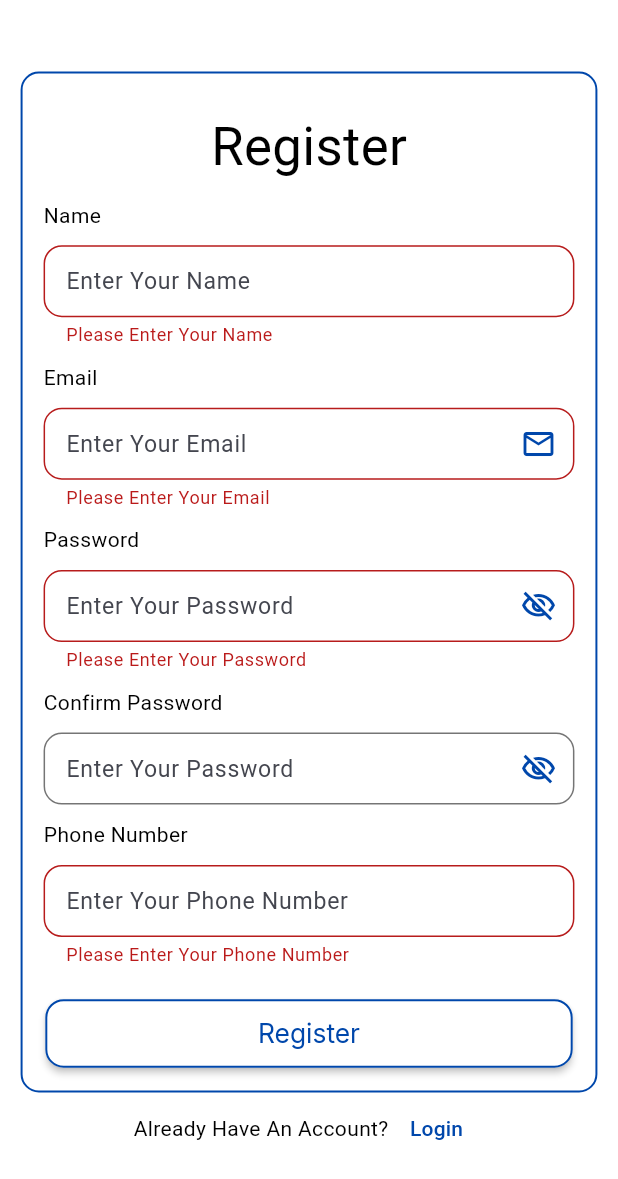
After one commit to KarimYasser15/kafa2a, a Flutter app: the UserRegisterScreen screen opened by its route, after a tap on "Register", on a phone screen of 412 x 824 dp. The commit adds this screen. Shown: the top 1179 px of the screen. Run offline on Flutter 3.47's test engine with Material 3 defaults, Android fonts, the phone set to English and light mode, and no system bars; our stand-ins replace email_validator, flutter_screenutil, google_fonts.

Commit message:
Finished UI of user registration

```diff
--- a/lib/config/routes_manager.dart
+++ b/lib/config/routes_manager.dart
@@ -1,10 +1,12 @@
 import 'package:flutter/material.dart';
 import 'package:kafa2a/features/auth/login/view/login_screen.dart';
+import 'package:kafa2a/features/auth/register/view/user_register_screen.dart';
 import 'package:kafa2a/features/onboarding/onboarding_screen.dart';
 
 class RoutesManager {
   static const String onBoarding = '/onboarding';
   static const String login = "/login";
+  static const String registerUser = "/registerUser";
   static Route? router(RouteSettings settings) {
     switch (settings.name) {
       case onBoarding:
@@ -16,6 +18,10 @@ class RoutesManager {
           builder: (context) => LoginScreen(),
           settings: settings,
         );
+      case registerUser:
+        return MaterialPageRoute(
+          builder: (context) => UserRegisterScreen(),
+        );
     }
     return null;
   }
--- a/lib/config/strings_manager.dart
+++ b/lib/config/strings_manager.dart
@@ -6,8 +6,14 @@ class StringsManager {
   static const String login = "Login";
   static const String email = "Email";
   static const String password = "Password";
+  static const String confirmPassword = "Confirm Password";
   static const String enterYourEmail = "Enter Your Email";
   static const String enterYourPassword = "Enter Your Password";
   static const String dontHaveAnAccount = "Don't Have An Account?";
+  static const String alreadyHaveAnAccount = "Already Have An Account?";
+  static const String enterYourPhoneNumber = "Enter Your Phone Number";
+  static const String enterYourName = "Enter Your Name";
   static const String register = "Register";
+  static const String name = "Name";
+  static const String phoneNumber = "Phone Number";
 }
--- a/lib/core/messages.dart
+++ b/lib/core/messages.dart
@@ -2,6 +2,9 @@ class Messages {
   static const String emailRequired = "Please Enter Your Email";
   static const String invalidEmail = "Please Enter a Valid Email";
   static const String passwordRequired = "Please Enter Your Password";
+  static const String passwordsDontMatch = "Passwords Don't Match";
   static const String passwordIsSmall =
       "Password must be at least 6 characters";
+  static const String nameRequired = "Please Enter Your Name";
+  static const String phoneNumberRequired = "Please Enter Your Phone Number";
 }
--- a/lib/core/validators.dart
+++ b/lib/core/validators.dart
@@ -20,4 +20,26 @@ class Validators {
     }
     return null;
   }
+
+  static String? validateConfirmationPasswords(
+      String? password, String? confirmPassword) {
+    if (password != confirmPassword) {
+      return Messages.passwordsDontMatch;
+    }
+    return null;
+  }
+
+  static String? validateName(String? name) {
+    if (name == null || name.trim().isEmpty) {
+      return Messages.nameRequired;
+    }
+    return null;
+  }
+
+  static String? validatePhoneNumber(String? phoneNumber) {
+    if (phoneNumber == null || phoneNumber.trim().isEmpty) {
+      return Messages.phoneNumberRequired;
+    }
+    return null;
+  }
 }
--- /dev/null
+++ b/lib/core/widgets/default_text_form_field.dart
@@ -0,0 +1,42 @@
+import 'package:flutter/material.dart';
+import 'package:flutter_screenutil/flutter_screenutil.dart';
+import 'package:kafa2a/config/colors_manager.dart';
+
+class DefaultTextFormField extends StatelessWidget {
+  DefaultTextFormField(
+      {super.key,
+      required this.controller,
+      required this.validator,
+      required this.hintText});
+  String? Function(String?)? validator;
+  TextEditingController controller;
+  String hintText;
+  @override
+  Widget build(BuildContext context) {
+    return TextFormField(
+        controller: controller,
+        validator: validator,
+        style: TextStyle(fontSize: 14.sp),
+        decoration: InputDecoration(
+          hintText: hintText,
+          hintStyle: TextStyle(fontSize: 14.sp),
+          contentPadding: EdgeInsets.symmetric(horizontal: 10.w),
+          enabledBorder: OutlineInputBorder(
+            borderRadius: BorderRadius.circular(12.r),
+            borderSide: BorderSide(color: Colors.black54),
+          ),
+          border: OutlineInputBorder(
+            borderRadius: BorderRadius.circular(12.r),
+            borderSide: BorderSide(color: ColorsManager.blue),
+          ),
+          errorBorder: OutlineInputBorder(
+            borderRadius: BorderRadius.circular(12.r),
+            borderSide: BorderSide(color: Colors.red.shade900),
+          ),
+          focusedBorder: OutlineInputBorder(
+            borderSide: BorderSide(color: ColorsManager.blue),
+            borderRadius: BorderRadius.circular(12.r),
+          ),
+        ));
+  }
+}
--- a/lib/features/auth/login/view/login_screen.dart
+++ b/lib/features/auth/login/view/login_screen.dart
@@ -2,7 +2,9 @@ import 'package:flutter/material.dart';
 import 'package:flutter_screenutil/flutter_screenutil.dart';
 import 'package:kafa2a/config/app_styles.dart';
 import 'package:kafa2a/config/colors_manager.dart';
+import 'package:kafa2a/config/routes_manager.dart';
 import 'package:kafa2a/config/strings_manager.dart';
+import 'package:kafa2a/core/validators.dart';
 import 'package:kafa2a/features/auth/login/view/widgets/email_form_field.dart';
 import 'package:kafa2a/features/auth/login/view/widgets/password_form_field.dart';
 
@@ -63,6 +65,8 @@ class _LoginScreenState extends State<LoginScreen> {
                         SizedBox(height: 10.h),
                         PasswordFormField(
                           controller: passwordController,
+                          validator: (password) =>
+                              Validators.validatePassword(password),
                         ),
                         SizedBox(
                           height: 20.h,
@@ -84,7 +88,13 @@ class _LoginScreenState extends State<LoginScreen> {
                 children: [
                   Text(StringsManager.dontHaveAnAccount),
                   TextButton(
-                      onPressed: () {}, child: Text(StringsManager.register)),
+                      onPressed: () {
+                        if (userType == "user") {
+                          Navigator.pushNamed(
+                              context, RoutesManager.registerUser);
+                        }
+                      },
+                      child: Text(StringsManager.register)),
                 ],
               )
             ],
--- a/lib/features/auth/login/view/widgets/password_form_field.dart
+++ b/lib/features/auth/login/view/widgets/password_form_field.dart
@@ -5,8 +5,10 @@ import 'package:kafa2a/config/strings_manager.dart';
 import 'package:kafa2a/core/validators.dart';
 
 class PasswordFormField extends StatefulWidget {
-  PasswordFormField({super.key, required this.controller});
+  PasswordFormField(
+      {super.key, required this.controller, required this.validator});
   TextEditingController controller;
+  String? Function(String?)? validator;
   @override
   State<PasswordFormField> createState() => _PasswordFormFieldState();
 }
@@ -20,7 +22,7 @@ class _PasswordFormFieldState extends State<PasswordFormField> {
   Widget build(BuildContext context) {
     return TextFormField(
         controller: widget.controller,
-        validator: (value) => Validators.validatePassword(value),
+        validator: widget.validator,
         obscureText: isVisible,
         style: TextStyle(fontSize: 14.sp),
         decoration: InputDecoration(
--- /dev/null
+++ b/lib/features/auth/register/view/user_register_screen.dart
@@ -0,0 +1,128 @@
+import 'package:flutter/material.dart';
+import 'package:flutter_screenutil/flutter_screenutil.dart';
+import 'package:kafa2a/config/app_styles.dart';
+import 'package:kafa2a/config/colors_manager.dart';
+import 'package:kafa2a/config/strings_manager.dart';
+import 'package:kafa2a/core/validators.dart';
+import 'package:kafa2a/core/widgets/default_text_form_field.dart';
+import 'package:kafa2a/features/auth/login/view/widgets/email_form_field.dart';
+import 'package:kafa2a/features/auth/login/view/widgets/password_form_field.dart';
+
+class UserRegisterScreen extends StatelessWidget {
+  UserRegisterScreen({super.key});
+  var formKey = GlobalKey<FormState>();
+  TextEditingController passwordController = TextEditingController();
+  TextEditingController confirmPasswordController = TextEditingController();
+  TextEditingController emailController = TextEditingController();
+  TextEditingController nameController = TextEditingController();
+  TextEditingController phoneNumberController = TextEditingController();
+
+  @override
+  Widget build(BuildContext context) {
+    return Scaffold(
+      body: SafeArea(
+        child: Center(
+          child: SingleChildScrollView(
+            child: Column(
+              mainAxisAlignment: MainAxisAlignment.center,
+              children: [
+                Container(
+                  alignment: Alignment.center,
+                  width: 350.w,
+                  decoration: BoxDecoration(
+                      borderRadius: BorderRadius.circular(12.r),
+                      border:
+                          Border.all(color: ColorsManager.blue, width: 1.2.w)),
+                  child: Padding(
+                    padding: EdgeInsets.all(14.0),
+                    child: Form(
+                      key: formKey,
+                      child: Column(
+                        mainAxisAlignment: MainAxisAlignment.center,
+                        crossAxisAlignment: CrossAxisAlignment.start,
+                        children: [
+                          Padding(padding: EdgeInsets.only(top: 10.h)),
+                          Center(
+                              child: Text(
+                            StringsManager.register,
+                            style: AppStyles.onBoarding.copyWith(
+                                fontSize: 32.sp, fontWeight: FontWeight.normal),
+                          )),
+                          SizedBox(
+                            height: 10.h,
+                          ),
+                          Text(StringsManager.name),
+                          SizedBox(height: 10.h),
+                          DefaultTextFormField(
+                            controller: nameController,
+                            hintText: StringsManager.enterYourName,
+                            validator: (name) => Validators.validateName(name),
+                          ),
+                          SizedBox(
+                            height: 10.h,
+                          ),
+                          Text(StringsManager.email),
+                          SizedBox(height: 10.h),
+                          EmailFormField(
+                            controller: emailController,
+                          ),
+                          SizedBox(height: 10.h),
+                          Text(StringsManager.password),
+                          SizedBox(height: 10.h),
+                          PasswordFormField(
+                            controller: passwordController,
+                            validator: (password) =>
+                                Validators.validatePassword(password),
+                          ),
+                          SizedBox(height: 10.h),
+                          Text(StringsManager.confirmPassword),
+                          SizedBox(height: 10.h),
+                          PasswordFormField(
+                            controller: confirmPasswordController,
+                            validator: (confirmPassord) =>
+                                Validators.validateConfirmationPasswords(
+                                    passwordController.text, confirmPassord),
+                          ),
+                          SizedBox(
+                            height: 10.h,
+                          ),
+                          Text(StringsManager.phoneNumber),
+                          SizedBox(height: 10.h),
+                          DefaultTextFormField(
+                            controller: phoneNumberController,
+                            hintText: StringsManager.enterYourPhoneNumber,
+                            validator: (phoneNumber) =>
+                                Validators.validatePhoneNumber(phoneNumber),
+                          ),
+                          SizedBox(
+                            height: 20.h,
+                          ),
+                          Center(
+                            child: ElevatedButton(
+                                onPressed: () {
+                                  if (formKey.currentState!.validate()) {}
+                                },
+                                child: Text(StringsManager.register)),
+                          )
+                        ],
+                      ),
+                    ),
+                  ),
+                ),
+                Row(
+                  mainAxisAlignment: MainAxisAlignment.center,
+                  children: [
+                    Text(StringsManager.alreadyHaveAnAccount),
+                    TextButton(
+                        onPressed: () => Navigator.pop(context),
+                        child: Text(StringsManager.login)),
+                  ],
+                )
+              ],
+            ),
+          ),
+        ),
+      ),
+    );
+  }
+}
```
